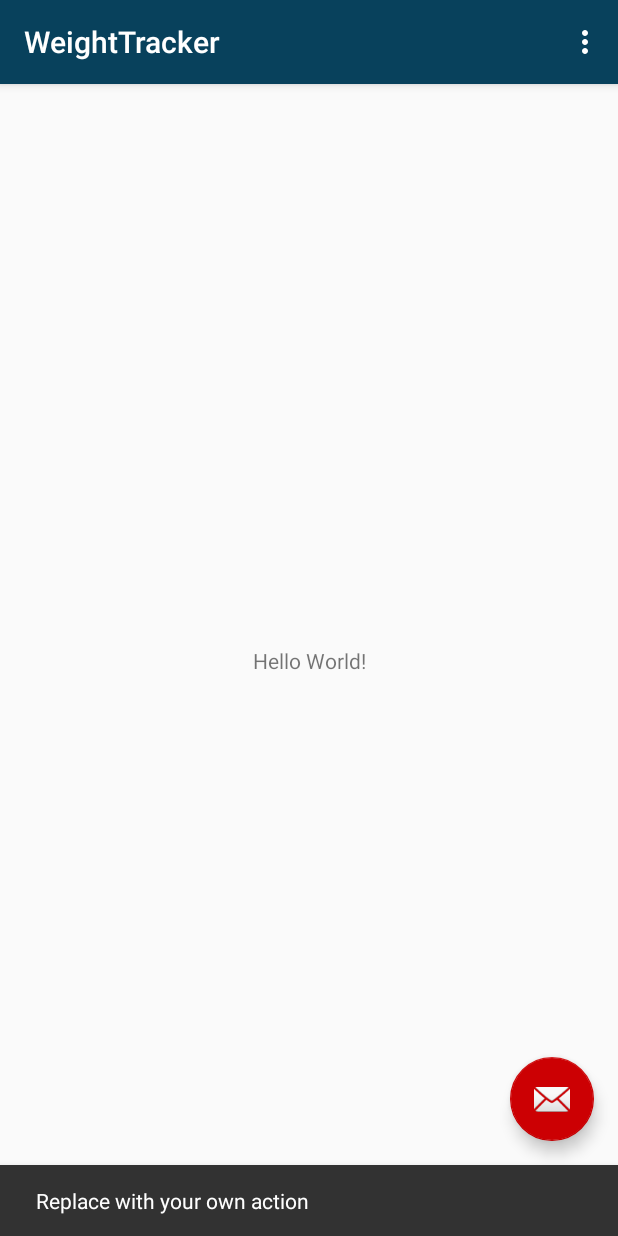
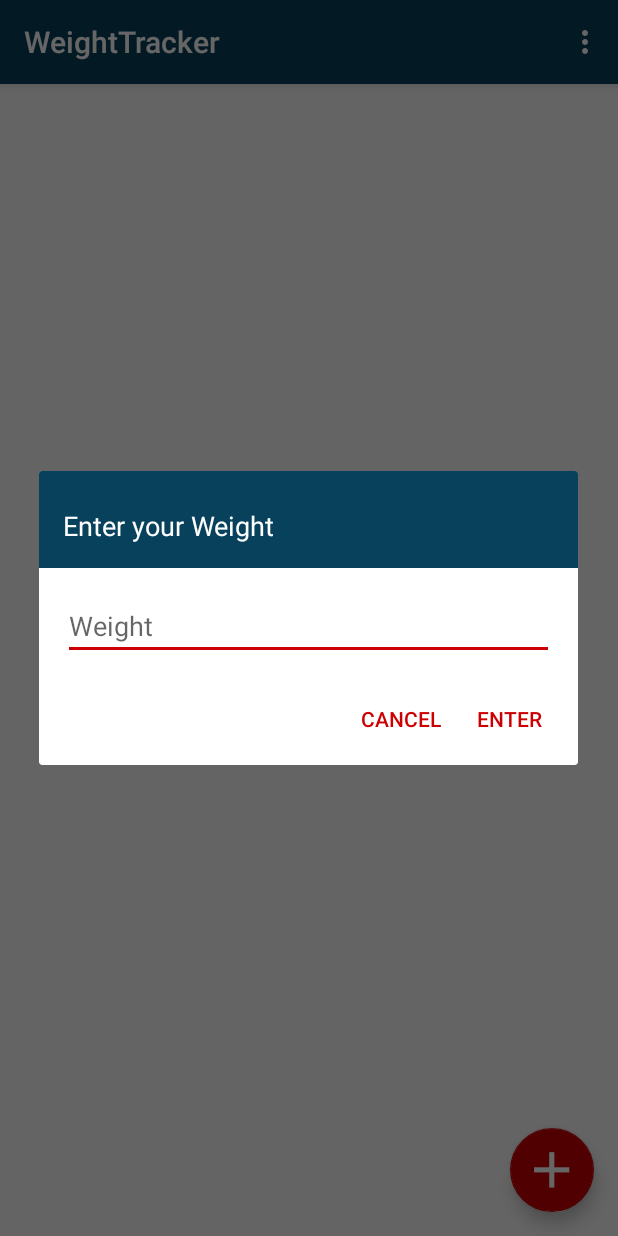
Before and after one commit to OliverSchmitt/WeightTracker, an Android app: the screen it shows after launch (MainActivity), after a tap on an icon or button, on a phone screen of 412 x 824 dp. Run offline under Robolectric (Android 15) with nearby library versions, the phone set to English and light mode, and no system bars.

Commit message:
Create and show enter dialog

```diff
--- /dev/null
+++ b/app/app/src/main/java/com/example/weighttracker/EnterDialogFragment.java
@@ -0,0 +1,33 @@
+package com.example.weighttracker;
+
+import android.app.Dialog;
+import android.content.DialogInterface;
+import android.os.Bundle;
+import android.support.annotation.NonNull;
+import android.support.v4.app.DialogFragment;
+import android.support.v7.app.AlertDialog;
+import android.view.LayoutInflater;
+
+import java.util.Objects;
+
+public class EnterDialogFragment extends DialogFragment {
+    @NonNull
+    @Override
+    public Dialog onCreateDialog(Bundle savedInstanceState) {
+        AlertDialog.Builder builder = new AlertDialog.Builder(Objects.requireNonNull(getActivity()));
+        LayoutInflater inflater = requireActivity().getLayoutInflater();
+        builder.setView(inflater.inflate(R.layout.dialog_enter, null))
+               .setPositiveButton(R.string.ok, new DialogInterface.OnClickListener() {
+                   public void onClick(DialogInterface dialog, int id) {
+                       System.out.println("Positive button clicked");
+                   }
+               })
+               .setNegativeButton(R.string.cancel, new DialogInterface.OnClickListener() {
+                   public void onClick(DialogInterface dialog, int id) {
+                       System.out.println("Negative button clicked");
+                   }
+               });
+        return builder.create();
+    }
+
+}
--- a/app/app/src/main/java/com/example/weighttracker/MainActivity.java
+++ b/app/app/src/main/java/com/example/weighttracker/MainActivity.java
@@ -3,6 +3,7 @@ package com.example.weighttracker;
 import android.os.Bundle;
 import android.support.design.widget.FloatingActionButton;
 import android.support.design.widget.Snackbar;
+import android.support.v4.app.DialogFragment;
 import android.support.v7.app.AppCompatActivity;
 import android.support.v7.widget.Toolbar;
 import android.view.View;
@@ -19,11 +20,12 @@ public class MainActivity extends AppCompatActivity {
         setSupportActionBar(toolbar);
 
         FloatingActionButton fab = findViewById(R.id.fab);
+        fab.setImageResource(R.drawable.ic_action_icon);
         fab.setOnClickListener(new View.OnClickListener() {
             @Override
             public void onClick(View view) {
-                Snackbar.make(view, "Replace with your own action", Snackbar.LENGTH_LONG)
-                        .setAction("Action", null).show();
+                DialogFragment dialog = new EnterDialogFragment();
+                dialog.show(getSupportFragmentManager(), "EnterDialogFragment");
             }
         });
     }
```
